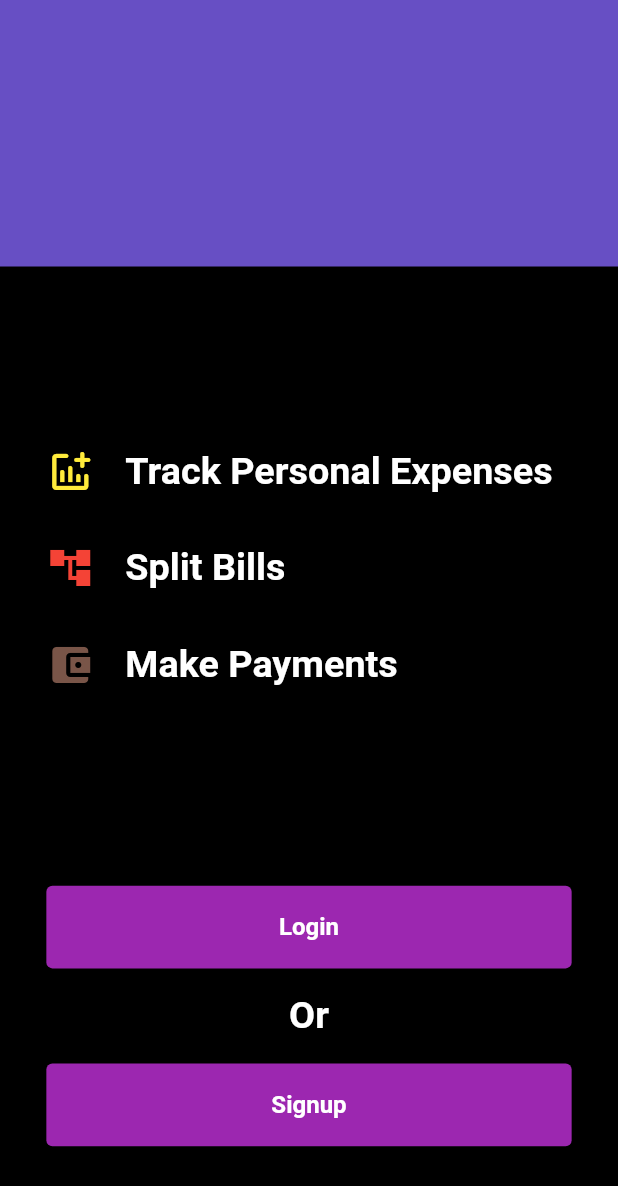
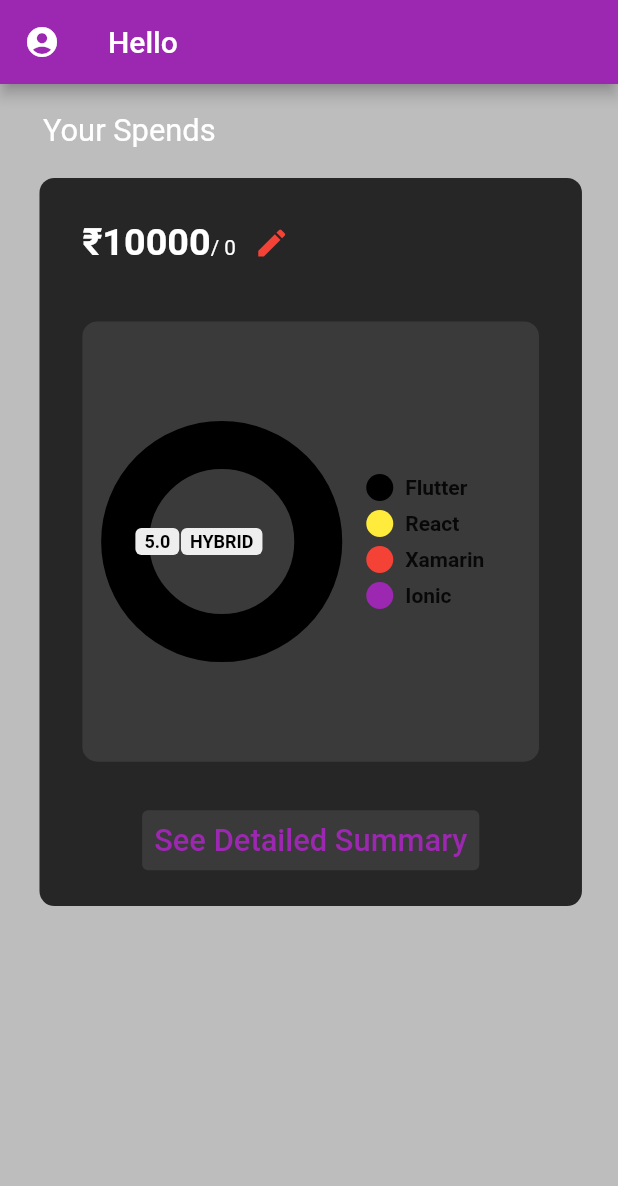
Before and after one commit to Sahaj201/Divvy_up, a Flutter app: the screen it shows after launch, after a tap on "Login", on a phone screen of 412 x 824 dp. Shown: the top 1186 px of the screen. Run offline on Flutter 3.47's test engine with Material 2 defaults, Android fonts, the phone set to English and light mode, and no system bars; drawn by our look-alikes of pie_chart; our stand-ins replace flutter_screenutil.

Commit message:
First Screen Ui updated

```diff
--- a/lib/main.dart
+++ b/lib/main.dart
@@ -1,5 +1,6 @@
 import 'dart:async';
 
+import 'package:divvyup/screens/main_screen.dart';
 import 'package:divvyup/screens/signup.dart';
 import 'package:flutter/material.dart';
 import 'package:divvyup/screens/routing.dart';
@@ -21,28 +22,27 @@ class MyApp extends StatelessWidget {
         minTextAdapt: true,
         splitScreenMode: true,
         builder: () => MaterialApp(
-                title: 'Divvy Up',
-                theme: ThemeData(
-                  // This is the theme of your application.
-                  //
-                  // Try running your application with "flutter run". You'll see the
-                  // application has a blue toolbar. Then, without quitting the app, try
-                  // changing the primarySwatch below to Colors.green and then invoke
-                  // "hot reload" (press "r" in the console where you ran "flutter run",
-                  // or simply save your changes to "hot reload" in a Flutter IDE).
-                  // Notice that the counter didn't reset back to zero; the application
-                  // is not restarted.
-                  primarySwatch: Colors.blue,
-                ),
-                home: MyHomePage(),
-                routes: {
-                  loginsignupID: (context) {
-                    return const LoginSignupScreen();
-                  },
-                  signupID: (context) {
-                    return const Signup();
-                  },
-                }));
+              title: 'Divvy Up',
+              theme: ThemeData(
+                primarySwatch: Colors.purple,
+              ),
+              initialRoute: homepageID,
+              onGenerateRoute: (settings) {
+                var pageName = settings.name;
+                var args = settings.arguments;
+                if (pageName == loginsignupID) {
+                  return MaterialPageRoute(
+                      builder: (context) => LoginSignupScreen());
+                }
+                if (pageName == homepageID) {
+                  return MaterialPageRoute(builder: (context) => MyHomePage());
+                }
+                if (pageName == signupID)
+                  return MaterialPageRoute(builder: (context) => Signup());
+                if (pageName == mainScreenID)
+                  return MaterialPageRoute(builder: (context) => MainScreen());
+              },
+            ));
   }
 }
 
--- a/lib/screens/login_signup_screen.dart
+++ b/lib/screens/login_signup_screen.dart
@@ -50,7 +50,9 @@ class _LoginSignupScreenState extends State<LoginSignupScreen> {
                 SizedBox(
                   width: double.infinity,
                   child: TextButton(
-                    onPressed: () {},
+                    onPressed: () {
+                      Navigator.pushNamed(context, mainScreenID);
+                    },
                     style: ButtonStyle(
                         backgroundColor:
                             MaterialStateProperty.all(Colors.purple),
--- /dev/null
+++ b/lib/screens/main_screen.dart
@@ -0,0 +1,225 @@
+import 'package:flutter/cupertino.dart';
+import 'package:flutter/material.dart';
+import 'package:flutter_screenutil/flutter_screenutil.dart';
+import 'package:pie_chart/pie_chart.dart';
+
+class MainScreen extends StatefulWidget {
+  const MainScreen({Key? key}) : super(key: key);
+
+  @override
+  _MainScreenState createState() => _MainScreenState();
+}
+
+class _MainScreenState extends State<MainScreen> {
+  Map<String, double> dataMap = {
+    "Flutter": 5,
+    "React": 0,
+    "Xamarin": 0,
+    "Ionic": 0,
+  };
+  String budget = "0";
+  bool _show = true;
+  @override
+  Widget build(BuildContext context) {
+    return Scaffold(
+      appBar: AppBar(
+        title: Text("Hello"),
+        automaticallyImplyLeading: false,
+        leading: IconButton(onPressed: () {}, icon: Icon(Icons.account_circle)),
+      ),
+      backgroundColor: Colors.black26,
+      body: Column(
+        children: [
+          Container(
+            padding: EdgeInsets.fromLTRB(25.w, 15.h, 0, 0),
+            child: Align(
+              alignment: Alignment.topLeft,
+              child: Text(
+                "Your Spends",
+                style: TextStyle(color: Colors.white, fontSize: 18.sp),
+              ),
+            ),
+          ),
+          Container(
+            margin: EdgeInsets.fromLTRB(23.w, 15.h, 21.w, 0),
+            width: double.infinity,
+            height: 377.h,
+            padding: EdgeInsets.fromLTRB(25.w, 15.h, 25.w, 0),
+            decoration: BoxDecoration(
+                borderRadius: BorderRadius.circular(10.0),
+                color: Color(0xff262626)),
+            child: Align(
+              alignment: Alignment.topLeft,
+              child: Column(
+                children: [
+                  Row(children: [
+                    Text("₹10000",
+                        style: TextStyle(
+                            color: Colors.white,
+                            fontSize: 22.sp,
+                            fontWeight: FontWeight.bold)),
+                    Padding(
+                      padding: EdgeInsets.fromLTRB(0, 5.h, 0, 0),
+                      child: Text("/ " + budget,
+                          style:
+                              TextStyle(color: Colors.white, fontSize: 12.sp)),
+                    ),
+                    IconButton(
+                        onPressed: () {
+                          _showModalBottomSheet();
+                        },
+                        icon: Icon(
+                          Icons.create,
+                          color: Colors.red,
+                        )),
+                  ]),
+                  SizedBox(
+                    height: 22.h,
+                  ),
+                  Container(
+                      decoration: BoxDecoration(
+                          borderRadius: BorderRadius.circular(10.0),
+                          color: Color(0xff3A3A3A)),
+                      height: 228.h,
+                      width: double.infinity,
+                      child: PieChart(
+                        dataMap: dataMap,
+
+                        animationDuration: Duration(milliseconds: 800),
+
+                        chartLegendSpacing: 32,
+
+                        chartRadius: MediaQuery.of(context).size.width / 3.2,
+
+                        colorList: [
+                          Colors.black,
+                          Colors.yellow,
+                          Colors.red,
+                          Colors.purple
+                        ],
+
+                        initialAngleInDegree: 0,
+
+                        chartType: ChartType.ring,
+
+                        ringStrokeWidth: 32,
+
+                        centerText: "HYBRID",
+
+                        legendOptions: LegendOptions(
+                          showLegendsInRow: false,
+                          legendPosition: LegendPosition.right,
+                          showLegends: true,
+                          legendShape: BoxShape.circle,
+                          legendTextStyle: TextStyle(
+                            fontWeight: FontWeight.bold,
+                          ),
+                        ),
+
+                        chartValuesOptions: ChartValuesOptions(
+                          showChartValueBackground: true,
+                          showChartValues: true,
+                          showChartValuesInPercentage: false,
+                          showChartValuesOutside: false,
+                          decimalPlaces: 1,
+                        ),
+
+                        // gradientList: ---To add gradient colors---
+
+                        // emptyColorGradient: ---Empty Color gradient---
+                      )),
+                  SizedBox(
+                    height: 22.h,
+                  ),
+                  TextButton(
+                    style: ButtonStyle(
+                      backgroundColor:
+                          MaterialStateProperty.all<Color>(Color(0xff3A3A3A)),
+                    ),
+                    onPressed: () {},
+                    child: Text("See Detailed Summary",
+                        style: TextStyle(fontSize: 18.sp)),
+                  ),
+                ],
+              ),
+            ),
+          ),
+        ],
+      ),
+    );
+  }
+
+  _showModalBottomSheet() {
+    showModalBottomSheet(
+      backgroundColor: Colors.black54,
+      context: context,
+      isScrollControlled: true,
+      builder: (context) {
+        return SingleChildScrollView(
+            child: Container(
+          padding:
+              EdgeInsets.only(bottom: MediaQuery.of(context).viewInsets.bottom),
+          color: Colors.black26,
+          child: Padding(
+              padding: EdgeInsets.fromLTRB(20.w, 30.h, 20.w, 30.h),
+              child: Column(
+                children: [
+                  Row(
+                    children: [
+                      Text("Set Monthly Budget",
+                          style:
+                              TextStyle(fontSize: 18.sp, color: Colors.white)),
+                      Expanded(flex: 3, child: SizedBox()),
+                      TextButton(
+                          style: ButtonStyle(
+                              backgroundColor: MaterialStateProperty.all<Color>(
+                                  Colors.black54)),
+                          onPressed: () {},
+                          child:
+                              Text("Clear", style: TextStyle(fontSize: 18.sp)))
+                    ],
+                  ),
+                  SizedBox(
+                    height: 20.h,
+                  ),
+                  Row(mainAxisAlignment: MainAxisAlignment.center, children: [
+                    Text("₹",
+                        style: TextStyle(fontSize: 30.sp, color: Colors.white)),
+                    /*TextField(
+                        decoration: InputDecoration(
+                      hintText: budget,
+                      hintStyle: TextStyle(fontSize: 18.sp),
+                    )),*/
+                  ]),
+                  SizedBox(
+                    height: 20.h,
+                  ),
+                  Row(
+                    mainAxisAlignment: MainAxisAlignment.center,
+                    children: [
+                      TextButton(
+                          style: ButtonStyle(
+                              backgroundColor: MaterialStateProperty.all<Color>(
+                                  Colors.purple)),
+                          onPressed: () {},
+                          child: Text("Set",
+                              style: TextStyle(
+                                  fontSize: 18.sp, color: Colors.white))),
+                      Expanded(flex: 3, child: SizedBox()),
+                      TextButton(
+                          style: ButtonStyle(
+                              backgroundColor: MaterialStateProperty.all<Color>(
+                                  Colors.black26)),
+                          onPressed: () {},
+                          child: Text("Cancel",
+                              style: TextStyle(
+                                  fontSize: 18.sp, color: Colors.purple))),
+                    ],
+                  )
+                ],
+              )),
+        ));
+      },
+    );
+  }
+}
--- a/lib/screens/routing.dart
+++ b/lib/screens/routing.dart
@@ -1,2 +1,4 @@
 const String loginsignupID = "loginSignupScreen";
 const String signupID = "SignupScreen";
+const String mainScreenID = "mainScreen";
+const String homepageID = "homepage";
--- a/pubspec.yaml
+++ b/pubspec.yaml
@@ -35,6 +35,7 @@ dependencies:
   # Use with the CupertinoIcons class for iOS style icons.
   cupertino_icons: ^1.0.2
   flutter_screenutil:
+  pie_chart:
 
 dev_dependencies:
   flutter_test:
```
Also changed, not shown: assets/images/img3.png (added), pubspec.lock.
